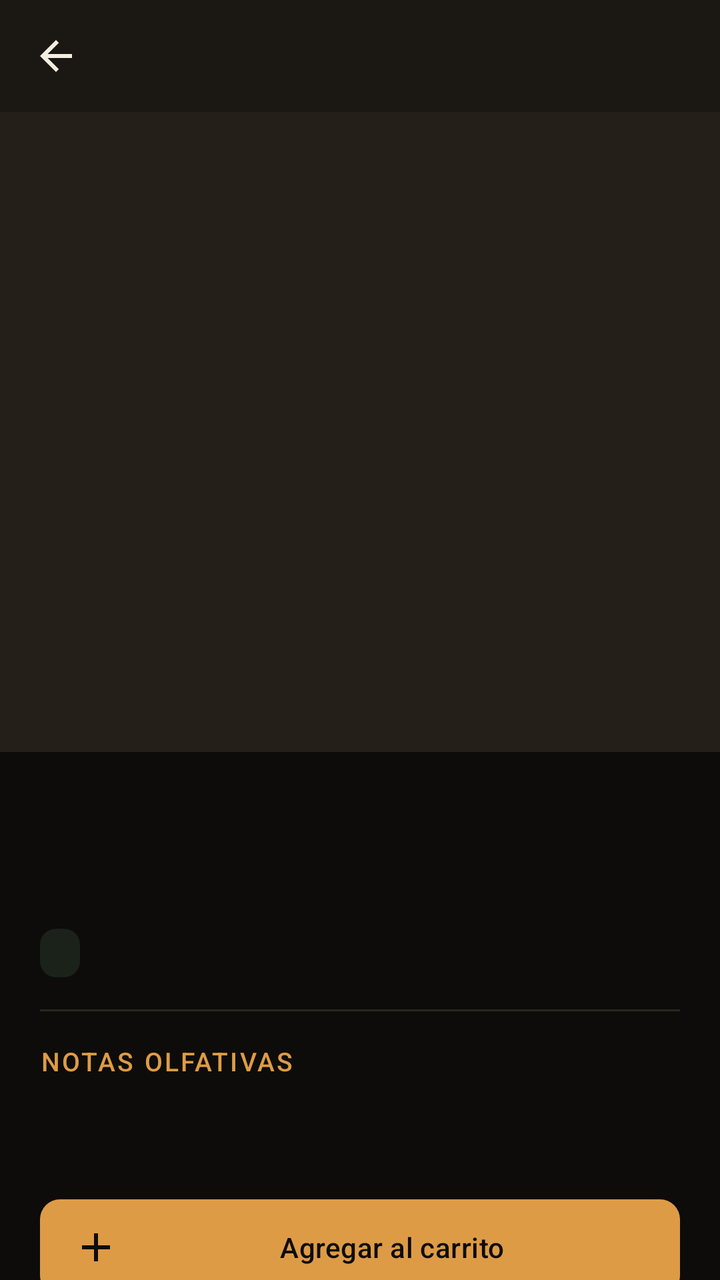
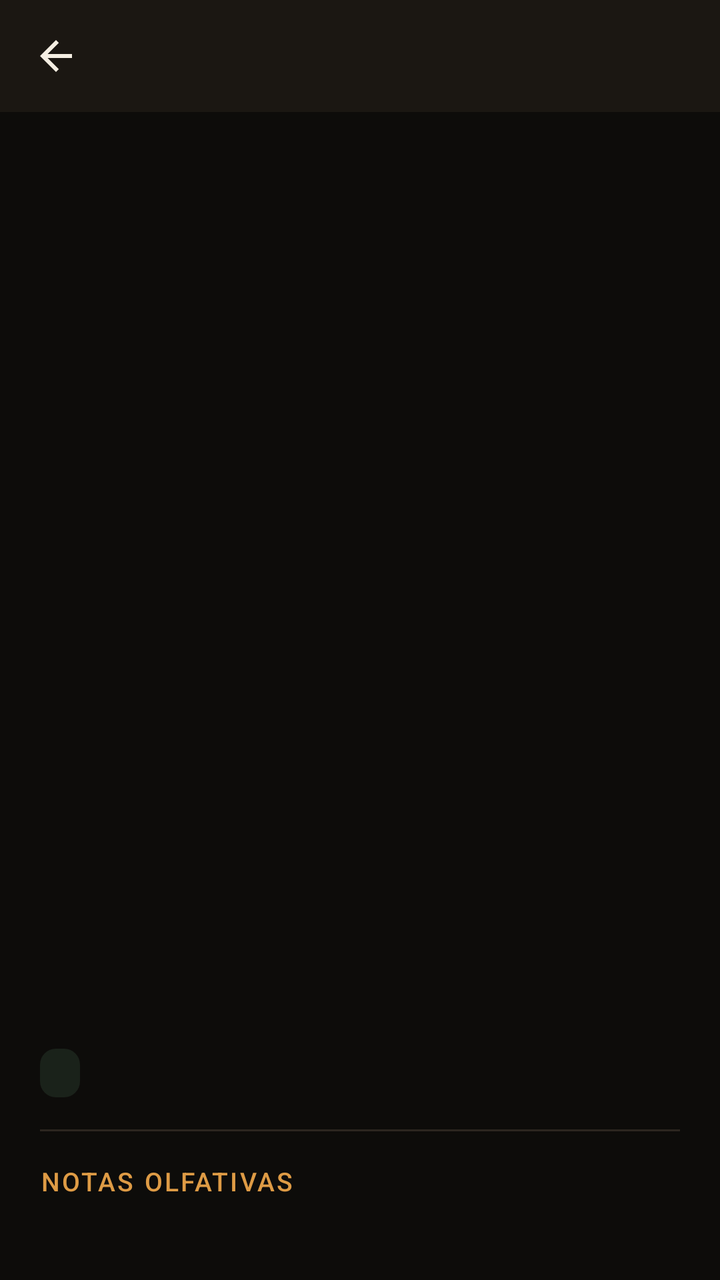

An Android layout rendered at two revisions. The XML below is the earlier revision; the diff shows what the commit changed to produce the second picture.
<!-- AndroidManifest.xml: application theme Theme.RFragancias -->
<!-- res/layout/activity_perfume_detalle.xml -->
<?xml version="1.0" encoding="utf-8"?>
<androidx.core.widget.NestedScrollView xmlns:android="http://schemas.android.com/apk/res/android"
    xmlns:app="http://schemas.android.com/apk/res-auto"
    android:layout_width="match_parent"
    android:layout_height="match_parent"
    android:background="@color/bg"
    android:fillViewport="true">

    <LinearLayout
        android:layout_width="match_parent"
        android:layout_height="wrap_content"
        android:orientation="vertical">

        <androidx.appcompat.widget.Toolbar
            android:id="@+id/toolbar"
            android:layout_width="match_parent"
            android:layout_height="?attr/actionBarSize"
            android:background="@color/surface"
            app:navigationIcon="@drawable/ic_back"
            app:title=""
            app:titleTextColor="@color/text_primary" />

        <ImageView
            android:id="@+id/img_detalle"
            android:layout_width="match_parent"
            android:layout_height="320dp"
            android:background="@color/surface_light"
            android:scaleType="centerCrop" />

        <LinearLayout
            android:layout_width="match_parent"
            android:layout_height="wrap_content"
            android:orientation="vertical"
            android:padding="@dimen/padding_screen">

            <TextView
                android:id="@+id/texto_disenador_detalle"
                android:layout_width="match_parent"
                android:layout_height="wrap_content"
                android:textAllCaps="true"
                android:textColor="@color/primary"
                android:textSize="13sp"
                android:letterSpacing="0.05" />

            <TextView
                android:id="@+id/texto_nombre_detalle"
                android:layout_width="match_parent"
                android:layout_height="wrap_content"
                android:layout_marginTop="4dp"
                android:textSize="28sp"
                style="@style/TextDisplay" />

            <TextView
                android:id="@+id/badge_genero_detalle"
                android:layout_width="wrap_content"
                android:layout_height="wrap_content"
                android:layout_marginTop="10dp"
                android:background="@drawable/bg_badge_success"
                android:paddingHorizontal="10dp"
                android:paddingVertical="4dp"
                android:textColor="@color/text_primary"
                android:textSize="12sp" />

            <View
                android:layout_width="match_parent"
                android:layout_height="1dp"
                android:layout_marginVertical="16dp"
                android:background="@drawable/divider" />

            <TextView
                android:layout_width="wrap_content"
                android:layout_height="wrap_content"
                android:text="Notas olfativas"
                style="@style/TextEyebrow" />

            <TextView
                android:id="@+id/texto_notas_detalle"
                android:layout_width="match_parent"
                android:layout_height="wrap_content"
                android:layout_marginTop="6dp"
                android:textColor="@color/text_primary"
                android:textSize="15sp"
                android:lineSpacingExtra="4dp" />

            <com.google.android.material.button.MaterialButton
                android:id="@+id/btn_agregar_carrito_detalle"
                android:layout_width="match_parent"
                android:layout_height="wrap_content"
                android:layout_marginTop="28dp"
                android:text="@string/btn_agregar_carrito"
                app:icon="@drawable/ic_add" />

            <com.google.android.material.button.MaterialButton
                android:id="@+id/btn_whatsapp_detalle"
                android:layout_width="match_parent"
                android:layout_height="wrap_content"
                android:layout_marginTop="10dp"
                android:backgroundTint="@color/whatsapp"
                android:text="@string/btn_whatsapp"
                android:textColor="@color/white"
                app:icon="@drawable/ic_whatsapp"
                app:iconTint="@color/white" />

        </LinearLayout>
    </LinearLayout>
</androidx.core.widget.NestedScrollView>
<!-- resources referenced by this layout -->
<resources>
  <color name="bg">#0D0C0A</color>
  <color name="primary">#DE9B45</color>
  <color name="surface">#1B1712</color>
  <color name="surface_light">#241F18</color>
  <color name="text_primary">#F4EEE2</color>
  <color name="whatsapp">#3FCE71</color>
  <color name="white">#FFFFFF</color>
  <dimen name="padding_screen">20dp</dimen>
  <!-- drawable bg_badge_success (drawable) -->
  <shape xmlns:android="http://schemas.android.com/apk/res/android" android:shape="rectangle">
      <corners android:radius="8dp"/>
      <solid android:color="@color/success_bg"/>
  </shape>
  <!-- drawable divider (drawable) -->
  <shape xmlns:android="http://schemas.android.com/apk/res/android" android:shape="rectangle">
      <solid android:color="@color/border"/>
  </shape>
  <!-- drawable ic_add (drawable) -->
  <vector xmlns:android="http://schemas.android.com/apk/res/android"
      android:width="24dp" android:height="24dp" android:viewportWidth="24" android:viewportHeight="24">
      <path android:fillColor="#0D0C0A" android:pathData="M19,13h-6v6h-2v-6H5v-2h6V5h2v6h6v2z"/>
  </vector>
  <!-- drawable ic_back (drawable) -->
  <vector xmlns:android="http://schemas.android.com/apk/res/android"
      android:width="24dp" android:height="24dp" android:viewportWidth="24" android:viewportHeight="24">
      <path android:fillColor="#F4EEE2" android:pathData="M20,11H7.83l5.59,-5.59L12,4l-8,8 8,8 1.41,-1.41L7.83,13H20v-2z"/>
  </vector>
  <string name="btn_agregar_carrito">Agregar al carrito</string>
  <string name="btn_whatsapp">Escríbenos por WhatsApp</string>
  <style name="TextDisplay">
          <item name="android:textColor">@color/text_primary</item>
          <item name="android:fontFamily">serif</item>
          <item name="android:textSize">26sp</item>
          <item name="android:textStyle">normal</item>
      </style>
  <style name="TextEyebrow">
          <item name="android:textColor">@color/primary</item>
          <item name="android:textSize">13sp</item>
          <item name="android:letterSpacing">0.08</item>
          <item name="android:textAllCaps">true</item>
          <item name="android:fontFamily">sans-serif-medium</item>
      </style>
  <color name="success_bg">#1F7FBE8A</color>
  <color name="border">#2C2620</color>
  <color name="text_muted">#ACA090</color>
  <style name="Widget.RFragancias.Button" parent="Widget.MaterialComponents.Button">
          <item name="backgroundTint">@color/primary</item>
          <item name="android:textColor">@color/bg</item>
          <item name="android:textAllCaps">false</item>
          <item name="cornerRadius">10dp</item>
          <item name="android:letterSpacing">0.01</item>
          <item name="android:paddingTop">12dp</item>
          <item name="android:paddingBottom">12dp</item>
      </style>
  <style name="Widget.RFragancias.EditText" parent="Widget.AppCompat.EditText">
          <item name="android:textColor">@color/text_primary</item>
          <item name="android:textColorHint">@color/text_muted</item>
      </style>
  <style name="Widget.RFragancias.TextInputLayout" parent="Widget.MaterialComponents.TextInputLayout.OutlinedBox">
          <item name="boxStrokeColor">@color/border</item>
          <item name="hintTextColor">@color/primary</item>
          <item name="android:textColorHint">@color/text_muted</item>
          <item name="boxCornerRadiusTopStart">10dp</item>
          <item name="boxCornerRadiusTopEnd">10dp</item>
          <item name="boxCornerRadiusBottomStart">10dp</item>
          <item name="boxCornerRadiusBottomEnd">10dp</item>
      </style>
  <!-- unchanged entries left out for length: 2 -->
</resources>

<!-- the commit's change to res/layout/activity_perfume_detalle.xml (unified diff, before → after) -->
@@ -23,9 +23,11 @@
         <ImageView
             android:id="@+id/img_detalle"
             android:layout_width="match_parent"
-            android:layout_height="320dp"
-            android:background="@color/surface_light"
-            android:scaleType="centerCrop" />
+            android:layout_height="380dp"
+            android:background="@color/bg"
+            android:padding="12dp"
+            android:scaleType="fitCenter"
+            android:contentDescription="@string/titulo_perfume_detalle" />
 
         <LinearLayout
             android:layout_width="match_parent"
<!-- resource entries referenced after the edit -->
@@ -3,7 +3,6 @@
   <color name="bg">#0D0C0A</color>
   <color name="primary">#DE9B45</color>
   <color name="surface">#1B1712</color>
-  <color name="surface_light">#241F18</color>
   <color name="text_primary">#F4EEE2</color>
   <color name="whatsapp">#3FCE71</color>
   <color name="white">#FFFFFF</color>
@@ -29,6 +28,7 @@
   </vector>
   <string name="btn_agregar_carrito">Agregar al carrito</string>
   <string name="btn_whatsapp">Escríbenos por WhatsApp</string>
+  <string name="titulo_perfume_detalle">Detalle del perfume</string>
   <style name="TextDisplay">
           <item name="android:textColor">@color/text_primary</item>
           <item name="android:fontFamily">serif</item>
